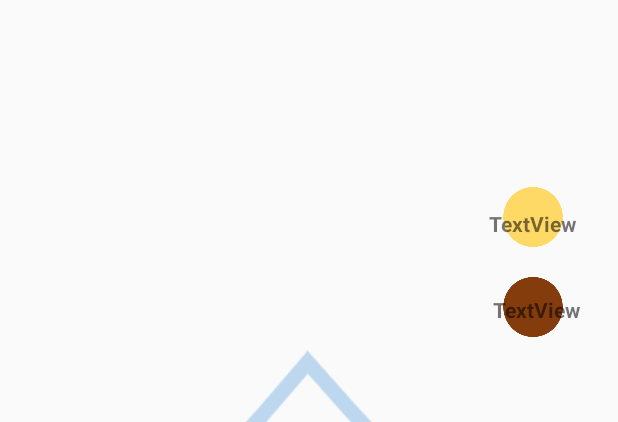
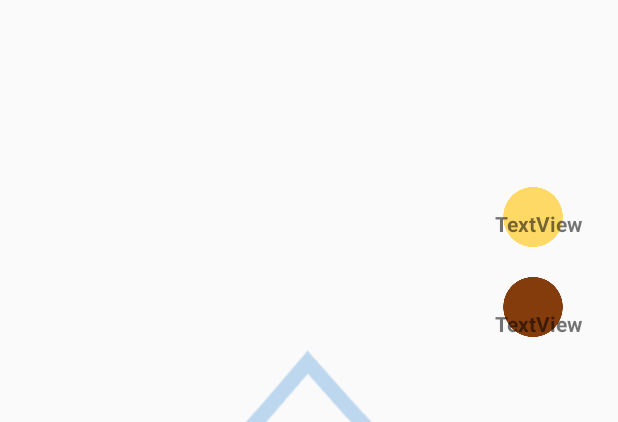
Before and after one commit to hanaandalice/Plouf, an Android app: the layout fragment_home.xml on its own in the app's theme, with its tools: preview values and no code run, on a phone screen of 412 x 824 dp. Shown: the top 422 px of the screen. Run offline under Robolectric (Android 15) with nearby library versions, the phone set to English and light mode, and no system bars.

Commit message:
fix Error if do first install , app doesn't work

```diff
--- a/app/src/main/java/com/example/plouf/MainActivity.java
+++ b/app/src/main/java/com/example/plouf/MainActivity.java
@@ -37,7 +37,6 @@ public class MainActivity extends AppCompatActivity {
         NavigationUI.setupActionBarWithNavController(this, navController, appBarConfiguration);
         NavigationUI.setupWithNavController(navView, navController);
 
-
     }
 
 
@@ -45,8 +44,6 @@ public class MainActivity extends AppCompatActivity {
     protected void onDestroy() {
         super.onDestroy();
 
-
-
     }
 
 }
--- a/app/src/main/java/com/example/plouf/data/PdRepository.java
+++ b/app/src/main/java/com/example/plouf/data/PdRepository.java
@@ -18,6 +18,7 @@ public class PdRepository {
 
     public PdRepository(Application application) {
         pdDao = AppDatabase.getInstance(application).pdDao();
+        pdEntity = new PdEntity();
         Log.d("DB", "PdRepository: 초기화");
     }
 
--- a/app/src/main/java/com/example/plouf/data/PreferencesManager.java
+++ b/app/src/main/java/com/example/plouf/data/PreferencesManager.java
@@ -34,7 +34,7 @@ public class PreferencesManager{
     public Integer getCup(Context context) {
         Log.d("pref", "getCup: PreferencesManager");
         SharedPreferences preferences = getPreferences(context);
-        cup = preferences.getInt("cup", 0);
+        cup = preferences.getInt("cup", 473);
         Log.d("pref", "getCup: 성공"+cup);
         return cup;
     }
--- a/app/src/main/java/com/example/plouf/ui/settings/SettingsFragment.java
+++ b/app/src/main/java/com/example/plouf/ui/settings/SettingsFragment.java
@@ -19,7 +19,6 @@ import androidx.lifecycle.ViewModelProvider;
 import com.example.plouf.R;
 
 public class SettingsFragment extends Fragment {
-    //TODO: SharedPreference 로  몸무게, 컵 무게, 잠금 설정 여부 저장 하는 부분 만들기
 
     private SettingsViewModel settingsViewModel;
     Context context;
--- a/app/src/main/res/layout/fragment_home.xml
+++ b/app/src/main/res/layout/fragment_home.xml
@@ -96,24 +96,24 @@
         android:textStyle="bold"
         app:layout_constraintBottom_toBottomOf="parent"
         app:layout_constraintEnd_toEndOf="parent"
-        app:layout_constraintHorizontal_bias="0.938"
+        app:layout_constraintHorizontal_bias="0.949"
         app:layout_constraintStart_toStartOf="parent"
         app:layout_constraintTop_toTopOf="parent"
         app:layout_constraintVertical_bias="0.175" />
 
     <TextView
         android:id="@+id/tv_fecesCnt"
-        android:layout_width="77dp"
-        android:layout_height="25dp"
+        android:layout_width="72dp"
+        android:layout_height="26dp"
         android:text="TextView"
         android:textAlignment="center"
         android:textStyle="bold"
         app:layout_constraintBottom_toBottomOf="parent"
         app:layout_constraintEnd_toEndOf="parent"
-        app:layout_constraintHorizontal_bias="0.952"
+        app:layout_constraintHorizontal_bias="0.949"
         app:layout_constraintStart_toStartOf="parent"
         app:layout_constraintTop_toBottomOf="@+id/img_pee"
-        app:layout_constraintVertical_bias="0.05" />
+        app:layout_constraintVertical_bias="0.065" />
 
 
 </androidx.constraintlayout.widget.ConstraintLayout>
--- a/app/src/main/res/layout/fragment_settings.xml
+++ b/app/src/main/res/layout/fragment_settings.xml
@@ -16,7 +16,7 @@
 
         <TextView
             android:id="@+id/tv_lockSetting"
-            android:layout_width="270dp"
+            android:layout_width="260dp"
             android:layout_height="wrap_content"
             android:layout_marginLeft="@dimen/settings_layout_margin_left"
             android:text="@string/lock_Setting_txt"
@@ -33,6 +33,7 @@
             android:layout_width="79dp"
             android:layout_height="5dp"
             android:layout_marginEnd="16dp"
+            android:layout_marginRight="@dimen/settings_layout_margin_right"
             app:layout_constraintEnd_toEndOf="parent"
             app:layout_constraintTop_toTopOf="parent" />
     </LinearLayout>
```
Also changed, not shown: app/src/main/java/com/example/plouf/ui/calendar/CalendarFragment.java (+5 -2 lines), app/src/main/java/com/example/plouf/ui/home/HomeFragment.java (+20 -4 lines), app/src/main/java/com/example/plouf/ui/home/HomeViewModel.java (+9 -3 lines), app/src/main/res/drawable/veryhappy_filled_100.png.
